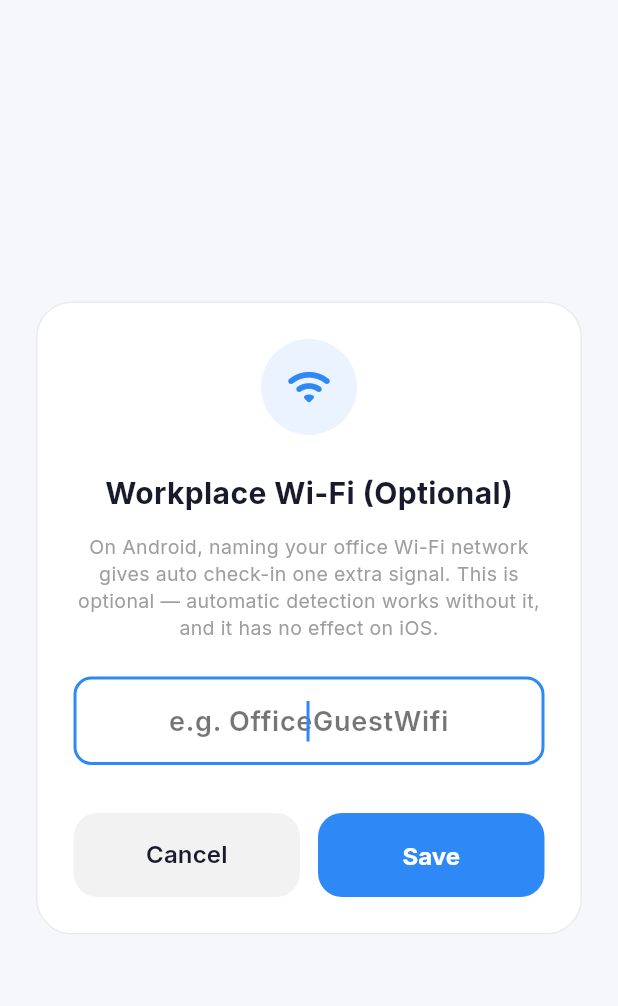
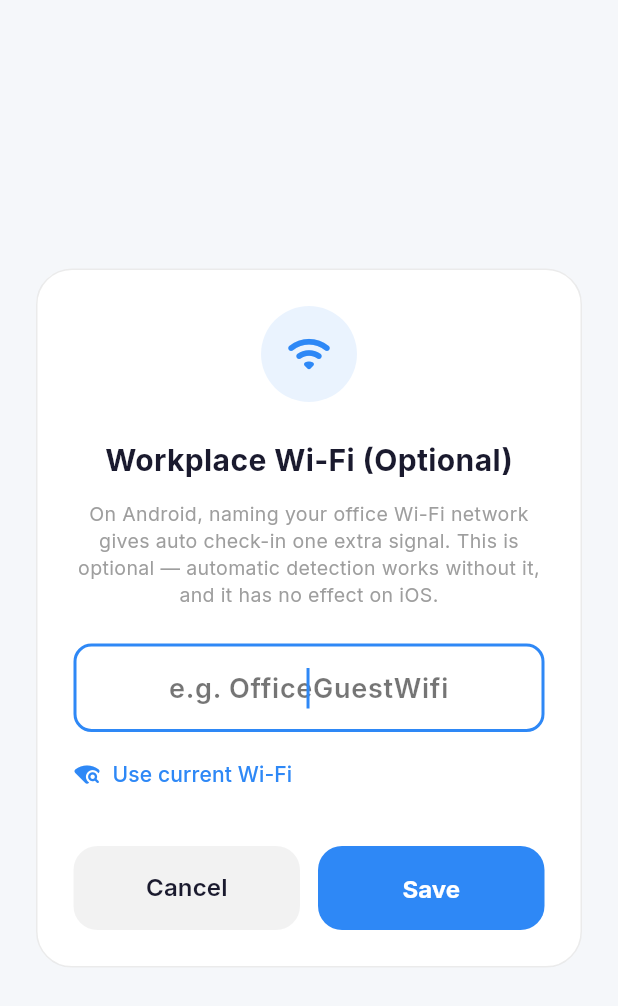
Before and after one commit to MatrimPathak/OfficeLog_Antigravity, a Flutter app: the WorkplaceWifiDialog widget shown alone on an empty page, opened directly, on a phone screen of 412 x 824 dp. Shown: the top 1006 px of the screen. Run offline on Flutter 3.47's test engine with Material 3 defaults, Android fonts, the phone set to English and light mode, and no system bars; our stand-ins replace cloud_firestore, cloud_functions, file_picker, firebase_auth, firebase_core, fl_chart and 17 more; missing offline and left inert: flutter_activity_recognition, network_info_plus, workmanager; accounts and stored records are empty; network calls fail.

Commit message:
Fix stale activity-recognition permission status + add "Use current Wi-Fi" prefill (#7)
* Refresh activity-recognition permission status after the Permissions dialog

The Permissions dialog's four other tiles were already invalidated after
closing (so granting a permission in system Settings and returning reflects
in-app), but the newly added activityRecognitionPermissionProvider was
missed when that feature was built, so it kept showing "Allow" even after
the user granted Motion & Activity in system Settings.

Co-Authored-By: Claude Sonnet 5 <noreply@anthropic.com>
Claude-Session: https://claude.ai/code/session_019h8Lnq74GN59Mz157sW4Rr

* Add "Use current Wi-Fi" prefill button to workplace Wi-Fi dialog

Detects the currently-connected network name (network_info_plus, already
used for the NetworkEvidence signal) and prefills the SSID field, so the
common case — configuring this while actually standing in the office — is
one tap instead of typing the SSID by hand. Android only, matching the
existing platform restriction on this feature; manual entry remains
available as a fallback (e.g. configuring before ever visiting, or when
detection fails).

Co-Authored-By: Claude Sonnet 5 <noreply@anthropic.com>
Claude-Session: https://claude.ai/code/session_019h8Lnq74GN59Mz157sW4Rr

* Reject Android's <unknown ssid> sentinel as a real network name

Codex correctly flagged: Android's WifiInfo.getSSID() returns the literal
nonempty string "<unknown ssid>" when it can't determine the SSID (most
commonly missing location permission/services at read time), not null.
The "Use current Wi-Fi" prefill button would happily save that as the
configured workplace SSID, and WifiNetworkSignalSource would then match
it on every future read where the OS again fails to resolve the SSID --
turning "unknown" into a false-positive "connected to workplace network"
evidence signal.

Add a shared isUnknownSsidSentinel() check and use it in both the prefill
button (treat as a detection failure, same as null/empty) and the network
evidence source (treat as unavailable, on both the read side and as a
guard against an already-saved sentinel value).

Co-Authored-By: Claude Sonnet 5 <noreply@anthropic.com>
Claude-Session: https://claude.ai/code/session_019h8Lnq74GN59Mz157sW4Rr

---------

Co-authored-by: Claude <noreply@anthropic.com>

```diff
--- a/lib/presentation/settings/settings_screen.dart
+++ b/lib/presentation/settings/settings_screen.dart
@@ -496,6 +496,7 @@ class SettingsScreen extends ConsumerWidget {
                       ref.invalidate(backgroundLocationPermissionProvider);
                       ref.invalidate(notificationPermissionProvider);
                       ref.invalidate(batteryOptimizationProvider);
+                      ref.invalidate(activityRecognitionPermissionProvider);
                     },
                   ),
                 ],
--- a/lib/presentation/shared/widgets/workplace_wifi_dialog.dart
+++ b/lib/presentation/shared/widgets/workplace_wifi_dialog.dart
@@ -1,6 +1,9 @@
+import 'package:flutter/foundation.dart' show defaultTargetPlatform, TargetPlatform;
 import 'package:flutter/material.dart';
 import 'package:flutter_riverpod/flutter_riverpod.dart';
+import 'package:network_info_plus/network_info_plus.dart';
 import '../../../core/theme/app_theme.dart';
+import '../../../services/attendance_detection/signal_sources/network_signal_source.dart';
 import '../../providers/providers.dart';
 
 /// Lets the user optionally name their workplace Wi-Fi network so the
@@ -18,6 +21,10 @@ class WorkplaceWifiDialog extends ConsumerStatefulWidget {
 
 class _WorkplaceWifiDialogState extends ConsumerState<WorkplaceWifiDialog> {
   late TextEditingController _controller;
+  bool _detecting = false;
+  String? _detectError;
+
+  bool get _isAndroid => defaultTargetPlatform == TargetPlatform.android;
 
   @override
   void initState() {
@@ -29,6 +36,36 @@ class _WorkplaceWifiDialogState extends ConsumerState<WorkplaceWifiDialog> {
   void dispose() {
     _controller.dispose();
     super.dispose();
+  }
+
+  Future<void> _useCurrentNetwork() async {
+    setState(() {
+      _detecting = true;
+      _detectError = null;
+    });
+    try {
+      final name = await NetworkInfo().getWifiName();
+      final normalized = name?.replaceAll('"', '').trim();
+      if (!mounted) return;
+      if (normalized == null ||
+          normalized.isEmpty ||
+          isUnknownSsidSentinel(normalized)) {
+        setState(() {
+          _detectError = "Couldn't detect a connected Wi-Fi network.";
+        });
+      } else {
+        setState(() {
+          _controller.text = normalized;
+        });
+      }
+    } catch (_) {
+      if (!mounted) return;
+      setState(() {
+        _detectError = "Couldn't detect a connected Wi-Fi network.";
+      });
+    } finally {
+      if (mounted) setState(() => _detecting = false);
+    }
   }
 
   @override
@@ -98,6 +135,39 @@ class _WorkplaceWifiDialogState extends ConsumerState<WorkplaceWifiDialog> {
               ),
               autofocus: true,
             ),
+            if (_isAndroid) ...[
+              const SizedBox(height: 12),
+              Align(
+                alignment: Alignment.centerLeft,
+                child: TextButton.icon(
+                  onPressed: _detecting ? null : _useCurrentNetwork,
+                  icon: _detecting
+                      ? const SizedBox(
+                          width: 16,
+                          height: 16,
+                          child: CircularProgressIndicator(strokeWidth: 2),
+                        )
+                      : const Icon(Icons.wifi_find_rounded, size: 18),
+                  label: Text(_detecting ? 'Detecting…' : 'Use current Wi-Fi'),
+                  style: TextButton.styleFrom(
+                    foregroundColor: AppTheme.primaryColor,
+                    padding: EdgeInsets.zero,
+                    minimumSize: const Size(0, 32),
+                    tapTargetSize: MaterialTapTargetSize.shrinkWrap,
+                  ),
+                ),
+              ),
+              if (_detectError != null) ...[
+                const SizedBox(height: 4),
+                Align(
+                  alignment: Alignment.centerLeft,
+                  child: Text(
+                    _detectError!,
+                    style: const TextStyle(color: Colors.redAccent, fontSize: 12),
+                  ),
+                ),
+              ],
+            ],
             const SizedBox(height: 32),
             Row(
               children: [
```
Also changed, not shown: lib/services/attendance_detection/signal_sources/network_signal_source.dart (+20 -2 lines), 1 other file.
